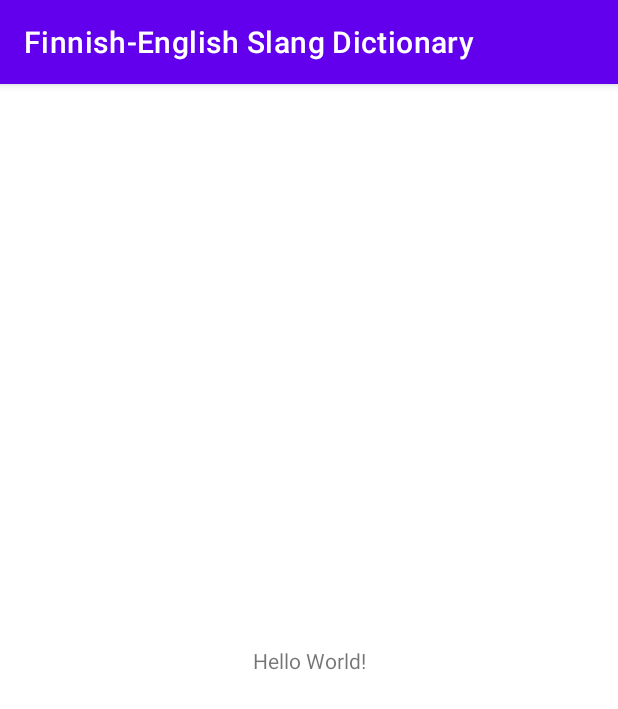
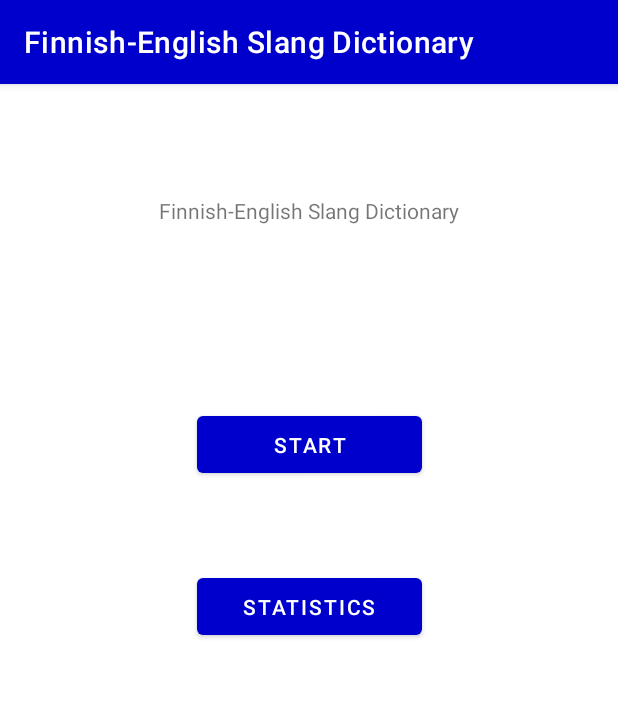
Before and after one commit to HangHuynh19/finnish-english-dictionary, an Android app: the screen it shows after launch (MainActivity), on a phone screen of 412 x 824 dp. Shown: the top 709 px of the screen. Run offline under Robolectric (Android 15) with nearby library versions, the phone set to English and light mode, and no system bars.

Commit message:
Basic start screen with 2 buttons

```diff
--- a/app/src/main/res/layout/activity_main.xml
+++ b/app/src/main/res/layout/activity_main.xml
@@ -7,12 +7,41 @@
     tools:context=".MainActivity">
 
     <TextView
+        android:id="@+id/textView"
         android:layout_width="wrap_content"
         android:layout_height="wrap_content"
-        android:text="Hello World!"
+        android:text="@string/app_name"
         app:layout_constraintBottom_toBottomOf="parent"
+        app:layout_constraintEnd_toEndOf="parent"
+        app:layout_constraintHorizontal_bias="0.5"
         app:layout_constraintLeft_toLeftOf="parent"
         app:layout_constraintRight_toRightOf="parent"
-        app:layout_constraintTop_toTopOf="parent" />
+        app:layout_constraintStart_toStartOf="parent"
+        app:layout_constraintTop_toTopOf="parent"
+        app:layout_constraintVertical_bias="0.1" />
+
+    <Button
+        android:id="@+id/button2"
+        android:layout_width="150dp"
+        android:layout_height="50dp"
+        android:text="@string/start_button"
+        app:backgroundTint="@color/blue"
+        app:layout_constraintBottom_toBottomOf="parent"
+        app:layout_constraintEnd_toEndOf="parent"
+        app:layout_constraintStart_toStartOf="parent"
+        app:layout_constraintTop_toTopOf="parent"
+        app:layout_constraintVertical_bias="0.3" />
+
+    <Button
+        android:id="@+id/button3"
+        android:layout_width="150dp"
+        android:layout_height="50dp"
+        android:text="@string/statistics_button"
+        app:backgroundTint="@color/blue"
+        app:layout_constraintBottom_toBottomOf="parent"
+        app:layout_constraintEnd_toEndOf="parent"
+        app:layout_constraintStart_toStartOf="parent"
+        app:layout_constraintTop_toTopOf="parent"
+        app:layout_constraintVertical_bias="0.45" />
 
 </androidx.constraintlayout.widget.ConstraintLayout>
--- a/app/src/main/res/values/colors.xml
+++ b/app/src/main/res/values/colors.xml
@@ -3,6 +3,7 @@
     <color name="purple_200">#FFBB86FC</color>
     <color name="purple_500">#FF6200EE</color>
     <color name="purple_700">#FF3700B3</color>
+    <color name="blue">#0000cd</color>
     <color name="teal_200">#FF03DAC5</color>
     <color name="teal_700">#FF018786</color>
     <color name="black">#FF000000</color>
--- a/app/src/main/res/values/strings.xml
+++ b/app/src/main/res/values/strings.xml
@@ -1,3 +1,5 @@
 <resources>
     <string name="app_name">Finnish-English Slang Dictionary</string>
+    <string name="start_button">Start</string>
+    <string name="statistics_button">Statistics</string>
 </resources>
--- a/app/src/main/res/values/themes.xml
+++ b/app/src/main/res/values/themes.xml
@@ -2,8 +2,8 @@
     <!-- Base application theme. -->
     <style name="Theme.FinnishEnglishSlangDictionary" parent="Theme.MaterialComponents.DayNight.DarkActionBar">
         <!-- Primary brand color. -->
-        <item name="colorPrimary">@color/purple_500</item>
-        <item name="colorPrimaryVariant">@color/purple_700</item>
+        <item name="colorPrimary">@color/blue</item>
+        <item name="colorPrimaryVariant">@color/blue</item>
         <item name="colorOnPrimary">@color/white</item>
         <!-- Secondary brand color. -->
         <item name="colorSecondary">@color/teal_200</item>
```
